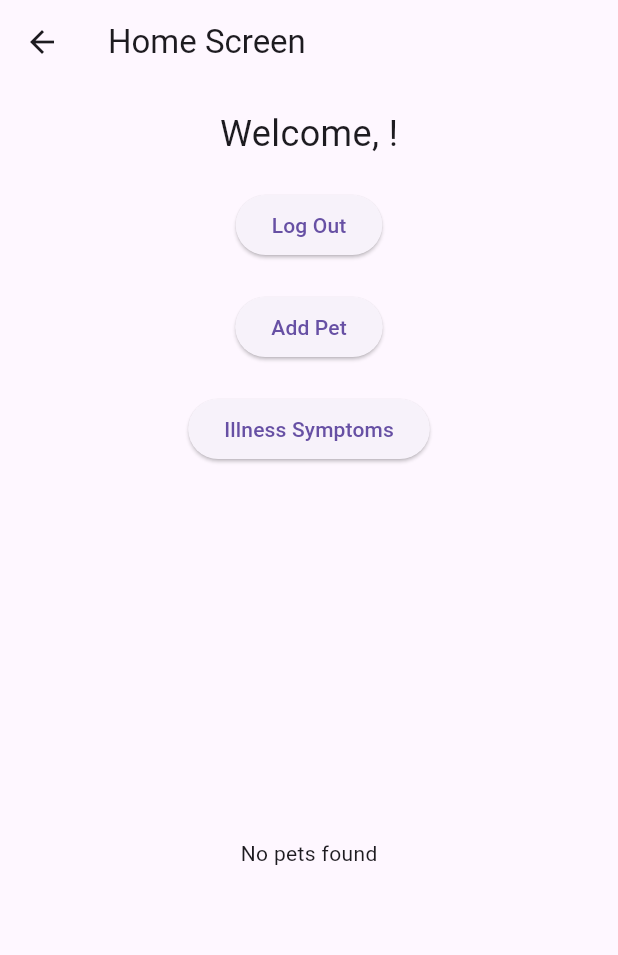
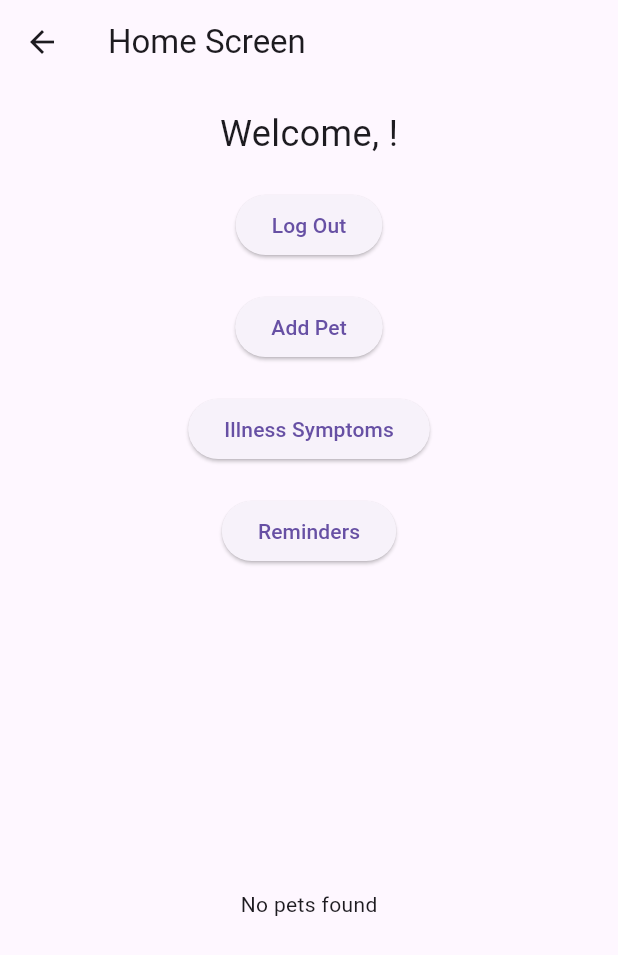
Before and after one commit to anguyen221/PawCare, a Flutter app: the HomeScreen screen opened by its route, on a phone screen of 412 x 824 dp. Shown: the top 955 px of the screen. Run offline on Flutter 3.47's test engine with Material 3 defaults, Android fonts, the phone set to English and light mode, and no system bars; our stand-ins replace cloud_firestore, firebase_auth, firebase_core; accounts and stored records are empty.

Commit message:
Update home_screen.dart to include reminders

```diff
--- a/lib/home_screen.dart
+++ b/lib/home_screen.dart
@@ -1,6 +1,9 @@
+// ignore_for_file: use_build_context_synchronously
+
 import 'package:cloud_firestore/cloud_firestore.dart';
 import 'package:firebase_auth/firebase_auth.dart';
 import 'package:flutter/material.dart';
+import 'reminders_screen.dart';
 
 class HomeScreen extends StatelessWidget {
   const HomeScreen({super.key});
@@ -50,6 +53,56 @@ class HomeScreen extends StatelessWidget {
 
             SizedBox(height: 20),
 
+            ElevatedButton(
+              onPressed: () {
+                Navigator.pushNamed(context, '/reminders');
+              },
+              child: Text('Reminders'),
+            ),
+
+            SizedBox(height: 20),
+
+            Expanded(
+              child: StreamBuilder<QuerySnapshot>(
+                stream: FirebaseFirestore.instance
+                    .collection('users')
+                    .doc(user?.uid)
+                    .collection('reminders')
+                    .snapshots(),
+                builder: (context, snapshot) {
+                  if (snapshot.connectionState == ConnectionState.waiting) {
+                    return Center(child: CircularProgressIndicator());
+                  }
+
+                  if (snapshot.hasError) {
+                    return Center(child: Text('Error: ${snapshot.error}'));
+                  }
+
+                  final reminders = snapshot.data?.docs ?? [];
+
+                  return Column(
+                    crossAxisAlignment: CrossAxisAlignment.start,
+                    children: [
+                      if (reminders.isNotEmpty) ...[
+                        Text(
+                          'Reminders:',
+                          style: TextStyle(fontSize: 18, fontWeight: FontWeight.bold),
+                        ),
+                        SizedBox(height: 10),
+                        ListView.builder(
+                          shrinkWrap: true,
+                          physics: NeverScrollableScrollPhysics(),
+                          itemCount: reminders.length,
+                          itemBuilder: (context, index) {
+                            final reminder = reminders[index];
+                            return ListTile(
+                              title: Text(reminder['text']),
+                              subtitle: Text('${reminder['date']} at ${reminder['time']}'),
+                            );
+                          },
+                        ),
+                        SizedBox(height: 20),
+                      ],
                       Expanded(
                         child: StreamBuilder<QuerySnapshot>(
                           stream: FirebaseFirestore.instance
@@ -97,6 +150,11 @@ class HomeScreen extends StatelessWidget {
                         ),
                       ),
                     ],
+                  );
+                },
+              ),
+            ),
+          ],
         ),
       ),
     );
```
Lines whose indentation alone changed are shown as unchanged.
